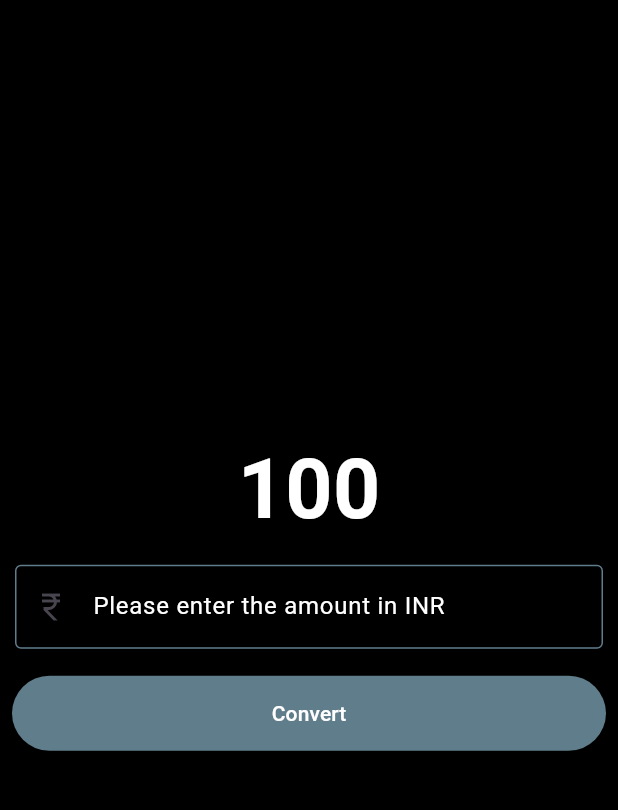
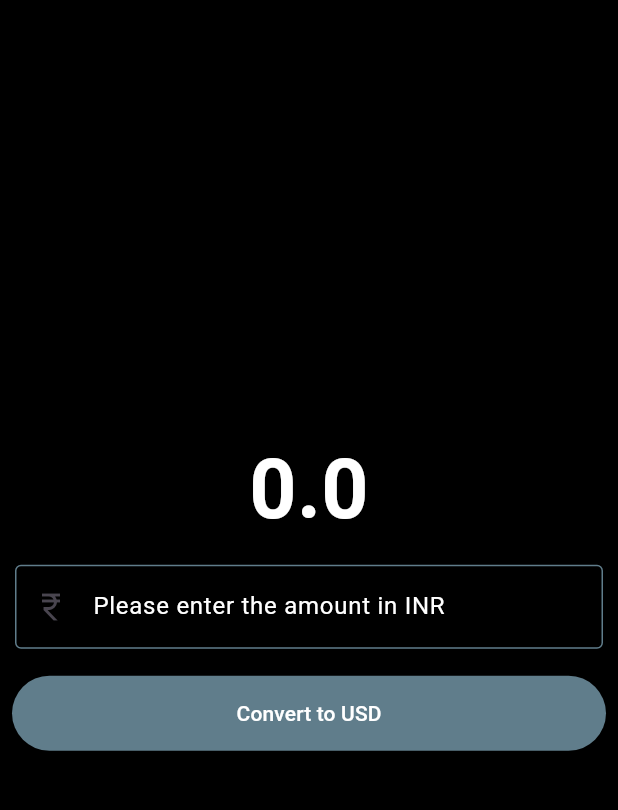
Before and after one commit to SujayPrabhu96/currency-converter-flutter, a Flutter app: the screen it shows after launch, on a phone screen of 412 x 824 dp, the part 63-873 px from its top. Run offline on Flutter 3.47's test engine with Material 3 defaults, Android fonts, the phone set to English and light mode, and no system bars.

Commit message:
Convert stateless widget to Stateful

```diff
--- a/lib/currency_converter_material_page.dart
+++ b/lib/currency_converter_material_page.dart
@@ -1,8 +1,15 @@
-import 'package:flutter/foundation.dart';
 import 'package:flutter/material.dart';
 
-class CurrencyConverterMaterialPage extends StatelessWidget {
+class CurrencyConverterMaterialPage extends StatefulWidget {
   const CurrencyConverterMaterialPage({super.key});
+
+  @override
+  State createState() => _CurrencyConverterMaterialPageState();
+}
+
+class _CurrencyConverterMaterialPageState extends State {
+  double result = 0;
+  final TextEditingController textEditingController = TextEditingController();
 
   @override
   Widget build(BuildContext context) {
@@ -29,19 +36,20 @@ class CurrencyConverterMaterialPage extends StatelessWidget {
           mainAxisAlignment: MainAxisAlignment.center,
           crossAxisAlignment: CrossAxisAlignment.center,
           children: [
-            const Text(
-              '100',
-              style: TextStyle(
+            Text(
+              result.toString(),
+              style: const TextStyle(
                 fontSize: 55,
                 fontWeight: FontWeight.bold,
                 color: Colors.white
               )
             ),
-            Container(
+            Padding(
               padding: const EdgeInsets.all(10),
-              child: const TextField(
-                keyboardType: TextInputType.numberWithOptions(decimal: true),
-                decoration: InputDecoration(
+              child: TextField(
+                controller: textEditingController,
+                keyboardType: const TextInputType.numberWithOptions(decimal: true),
+                decoration: const InputDecoration(
                   labelText: 'Please enter the amount in INR',
                   labelStyle: TextStyle(
                     color: Colors.white
@@ -50,7 +58,7 @@ class CurrencyConverterMaterialPage extends StatelessWidget {
                   focusedBorder: border,
                   enabledBorder: border
                 ),
-                style: TextStyle(
+                style: const TextStyle(
                   color: Colors.white
                 ),
               ),
@@ -59,16 +67,16 @@ class CurrencyConverterMaterialPage extends StatelessWidget {
               padding: const EdgeInsets.all(8.0),
               child: TextButton(
                 onPressed: () {
-                  if (kDebugMode){
-                    print("Convert button pressed");
-                  }
+                  setState(() {
+                    result = double.parse(textEditingController.text) * 81;
+                  });
                 },
                 style: TextButton.styleFrom(
                   backgroundColor: Colors.blueGrey,
                   minimumSize: const Size(double.infinity, 50)
                 ),
                 child: const Text(
-                  'Convert',
+                  'Convert to USD',
                   style: TextStyle(
                     color: Colors.white
                   )
```
